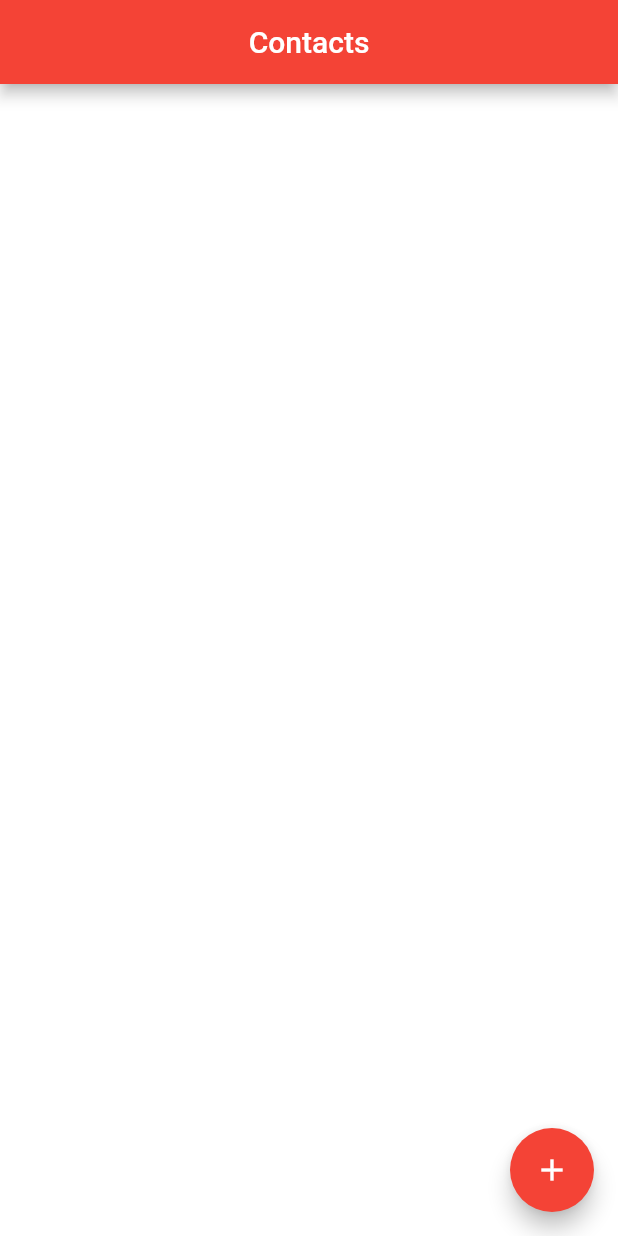
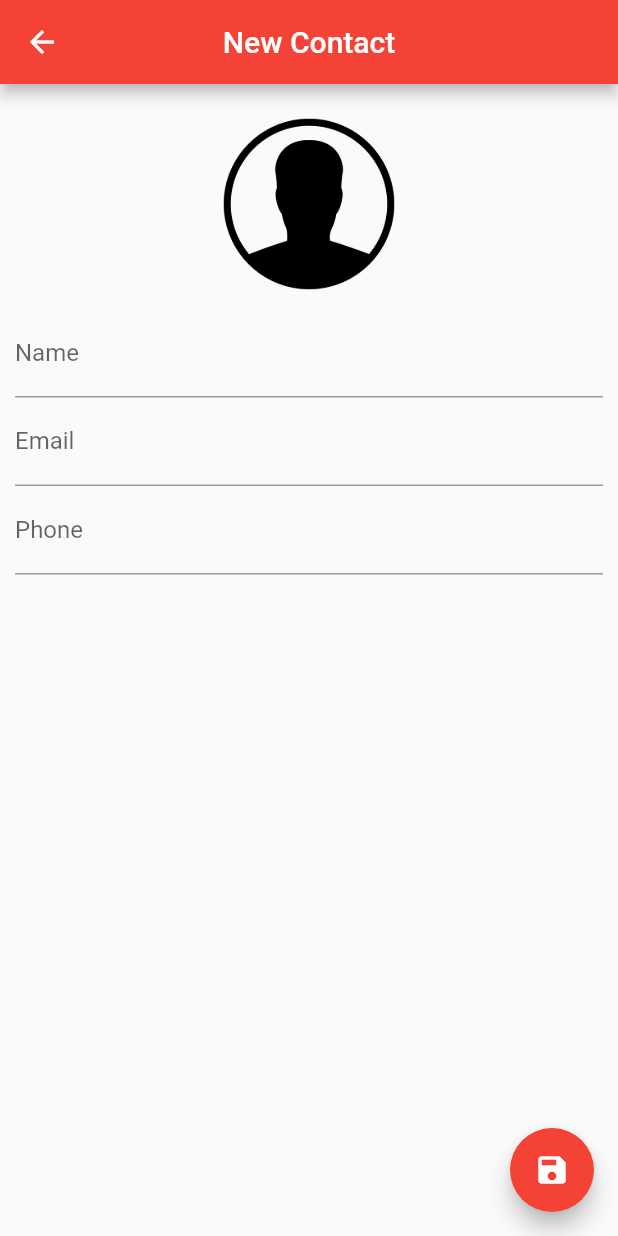
Before and after one commit to ocostalucas/phonebook, a Flutter app: the screen it shows after launch, after a tap on the "add" icon, on a phone screen of 412 x 824 dp. Run offline on Flutter 3.47's test engine with Material 2 defaults, Android fonts, the phone set to English and light mode, and no system bars; our stand-ins replace sqflite; accounts and stored records are empty.

Commit message:
added contact page

```diff
--- a/lib/main.dart
+++ b/lib/main.dart
@@ -4,6 +4,6 @@ import 'package:phonebook/ui/home_page.dart';
 void main() {
   runApp(MaterialApp(
     home: HomePage(),
-
+    debugShowCheckedModeBanner: false,
   ));
 }
--- /dev/null
+++ b/lib/ui/contact_page.dart
@@ -0,0 +1,114 @@
+import 'dart:io';
+
+import 'package:flutter/material.dart';
+import 'package:phonebook/helpers/contact_helper.dart';
+
+class ContactPage extends StatefulWidget {
+  final Contact contact;
+
+  ContactPage({this.contact});
+
+  @override
+  _ContactPageState createState() => _ContactPageState();
+}
+
+class _ContactPageState extends State<ContactPage> {
+  final _nameController = TextEditingController();
+  final _emailController = TextEditingController();
+  final _phoneController = TextEditingController();
+
+  final _nameFocus = FocusNode();
+
+  bool _userEdited = false;
+
+  Contact _editedContact;
+
+  @override
+  void initState() {
+    super.initState();
+
+    if(widget.contact == null){
+      _editedContact = Contact();
+    } else {
+      _editedContact = Contact.fromMap(widget.contact.toMap());
+
+      _nameController.text = _editedContact.name;
+      _emailController.text = _editedContact.email;
+      _phoneController.text = _editedContact.phone;
+    }
+  }
+
+
+  @override
+  Widget build(BuildContext context) {
+    return Scaffold(
+      appBar: AppBar(
+        backgroundColor: Colors.red,
+        title: Text(_editedContact.name ?? "New Contact"),
+        centerTitle: true,
+      ),
+      floatingActionButton: FloatingActionButton(
+        onPressed: (){
+          if(_editedContact.name != null && _editedContact.name.isNotEmpty){
+            Navigator.pop(context, _editedContact);
+          } else {
+            FocusScope.of(context).requestFocus(_nameFocus);
+          }
+        },
+        child: Icon(Icons.save),
+        backgroundColor: Colors.red,
+      ),
+
+      body: SingleChildScrollView(
+        padding: EdgeInsets.all(10.0),
+        child: Column(
+          children: <Widget>[
+            GestureDetector(
+              child: Container(
+                width: 140.0,
+                height: 140.0,
+                decoration: BoxDecoration(
+                  shape: BoxShape.circle,
+                  image: DecorationImage(
+                    image: _editedContact.img != null ?
+                    FileImage(File(_editedContact.img)) :
+                      AssetImage("assets/person.png")
+                   ),
+                ),
+              ),
+              ),
+              TextField(
+                controller: _nameController,
+                focusNode: _nameFocus,
+                decoration: InputDecoration(labelText: "Name"),
+                onChanged: (text){
+                  _userEdited = true;
+                  setState(() {
+                    _editedContact.name = text;
+                  });
+                },
+                ),
+                TextField(
+                controller: _emailController,
+                decoration: InputDecoration(labelText: "Email"),
+                onChanged: (text){
+                  _userEdited = true;
+                  _editedContact.email = text;
+                 },
+                 keyboardType: TextInputType.emailAddress,
+                ),
+                TextField(
+                controller: _phoneController,
+                decoration: InputDecoration(labelText: "Phone"),
+                onChanged: (text){
+                  _userEdited = true;
+                  _editedContact.phone = text;
+                 },
+                 keyboardType: TextInputType.phone,
+                ),
+          ]
+        ),
+      ),
+    );
+  }
+}
--- a/lib/ui/home_page.dart
+++ b/lib/ui/home_page.dart
@@ -1,6 +1,8 @@
 import 'package:flutter/material.dart';
 import 'package:phonebook/helpers/contact_helper.dart';
 import 'dart:io';
+
+import 'package:phonebook/ui/contact_page.dart';
 
 class HomePage extends StatefulWidget {
   @override
@@ -15,13 +17,7 @@ class _HomePageState extends State<HomePage> {
   @override
   void initState(){
     super.initState();
-
-    helper.getAllContacts().then((list){
-      setState(() {
-        contacts = list;
-      });
-    });
-
+    _getAllContacts();
   }
 
   @override
@@ -34,7 +30,9 @@ class _HomePageState extends State<HomePage> {
       ),
       backgroundColor: Colors.white,
       floatingActionButton: FloatingActionButton(
-        onPressed: () {},
+        onPressed: () {
+          _showContactPage();
+        },
         child: Icon(Icons.add),
         backgroundColor: Colors.red,
       ),
@@ -87,6 +85,33 @@ class _HomePageState extends State<HomePage> {
             ]
           ),),
       ),
+      onTap: (){
+        _showContactPage(contact: contacts[index]);
+      },
     );
   }
+
+  void _showContactPage({Contact contact}) async{
+    final recContact = await Navigator.push(context, MaterialPageRoute(builder: (context) => ContactPage(contact: contact,))
+    );
+
+    if(recContact != null){
+      if(contact != null){
+        await helper.updateContact(recContact);
+
+      } else {
+        await helper.saveContact(recContact);
+      }
+      _getAllContacts();
+    }
+  }
+
+  void _getAllContacts(){
+    helper.getAllContacts().then((list){
+      setState(() {
+        contacts = list;
+      });
+    });
+  }
+
 }
```
